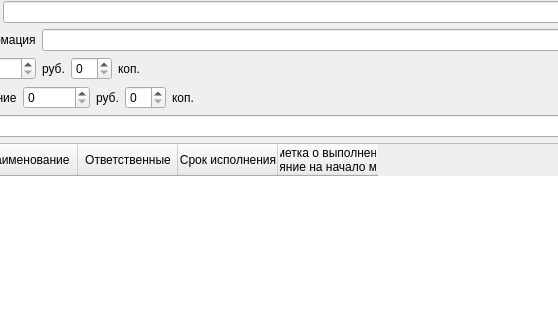
This is prilogenie/addstage.ui in parlamentyor/auto_correct_plan as Qt 5 draws it before an edit; both pictures show x 141 to 699 and y 93 to 413 of the 800 by 616 pixel window. The edited form follows.
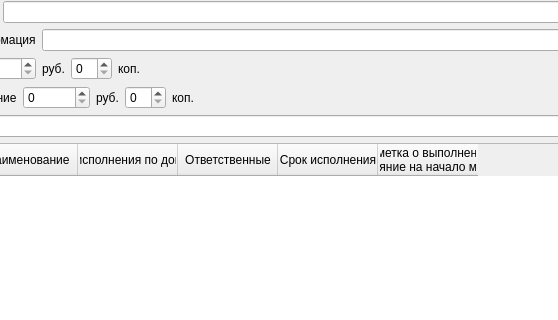
This is the edited form.

What changed in the file:
```diff
--- a/prilogenie/addstage.ui
+++ b/prilogenie/addstage.ui
@@ -340,6 +340,11 @@
           <string>Наименование</string>
          </property>
         </column>
+        <column>
+         <property name="text">
+          <string>Срок исполнения по договору</string>
+         </property>
+        </column>
         <column>
          <property name="text">
           <string>Ответственные</string>
```
